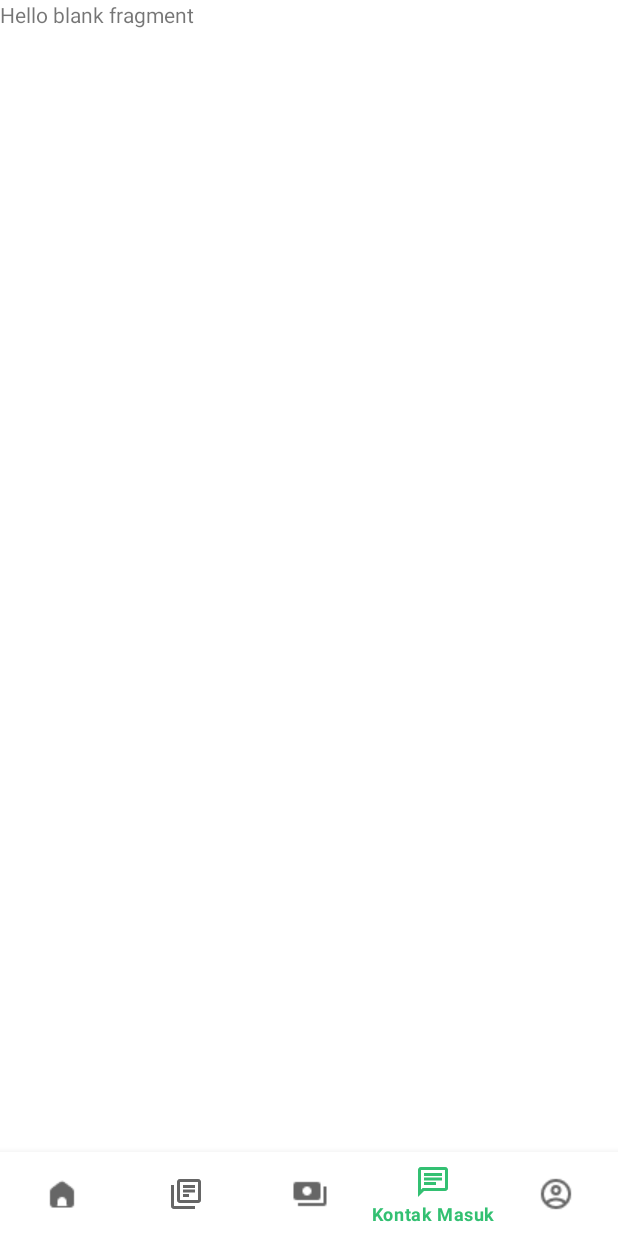
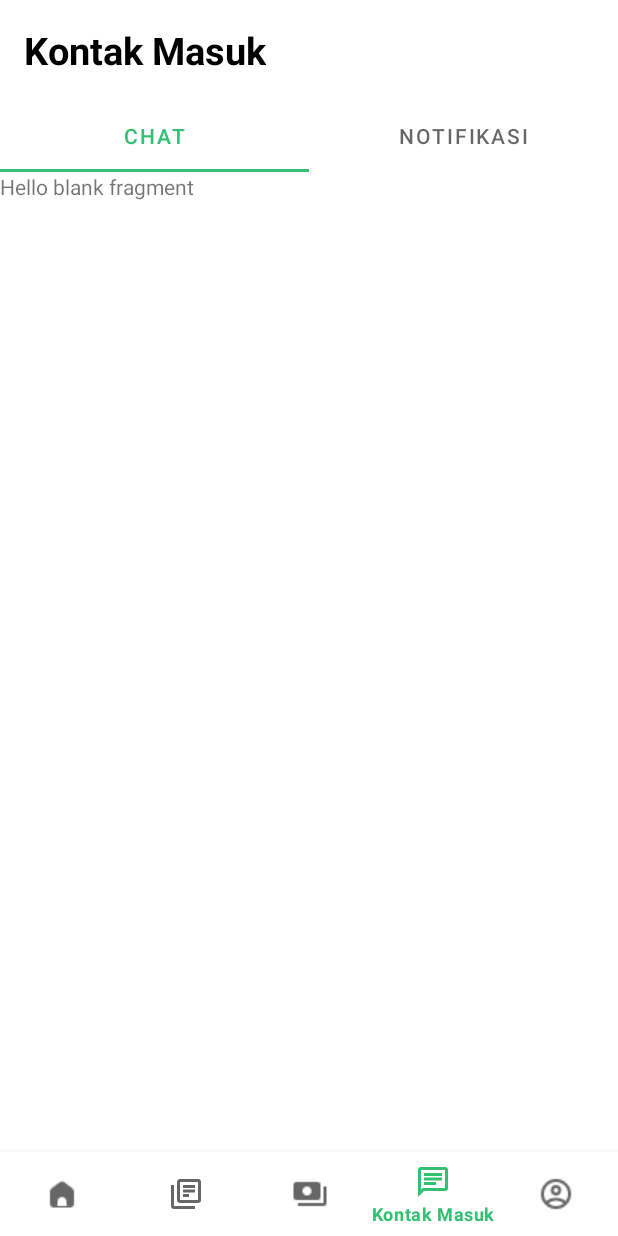
Before and after one commit to Yusuf-Sidik/Grab, an Android app: the screen it shows after launch (MainActivity), item 4 of the bottom bar chosen, on a phone screen of 412 x 824 dp. Run offline under Robolectric (Android 15) with nearby library versions, the phone set to English and light mode, and no system bars; our stand-ins replace CircleImageView, navigation-ui.

Commit message:
Menambahkan tabLayout dan viewPager2 di kontak masuk

```diff
--- /dev/null
+++ b/app/src/main/java/com/example/grab4/ui/adapter/ViewPagerAdapter2.kt
@@ -0,0 +1,21 @@
+package com.example.grab4.ui.adapter
+
+import androidx.fragment.app.Fragment
+import androidx.viewpager2.adapter.FragmentStateAdapter
+import com.example.grab4.ui.akun.ChatFragment
+import com.example.grab4.ui.akun.NotificationFragment
+
+class ViewPagerAdapter2(fragment: Fragment): FragmentStateAdapter(fragment) {
+    override fun getItemCount(): Int {
+        return 2
+    }
+
+    override fun createFragment(position: Int): Fragment {
+        var fragment: Fragment? = null
+        when (position) {
+            0 -> fragment = ChatFragment()
+            1 -> fragment = NotificationFragment()
+        }
+        return fragment as Fragment
+    }
+}
--- a/app/src/main/java/com/example/grab4/ui/akun/AkunFragment.kt
+++ b/app/src/main/java/com/example/grab4/ui/akun/AkunFragment.kt
@@ -5,6 +5,7 @@ import android.view.LayoutInflater
 import android.view.View
 import android.view.ViewGroup
 import androidx.fragment.app.Fragment
+import com.example.grab4.R
 import com.example.grab4.databinding.FragmentAkunBinding
 import com.example.grab4.ui.adapter.ViewPagerAdapter
 import com.google.android.material.tabs.TabLayoutMediator
@@ -13,6 +14,13 @@ class AkunFragment : Fragment() {
 
     private var _binding: FragmentAkunBinding? = null
     private val binding get() = _binding!!
+
+    companion object{
+        private val TAB_TITLES = intArrayOf(
+            R.string.tab_text_1,
+            R.string.tab_text_2
+        )
+    }
 
     override fun onCreateView(
         inflater: LayoutInflater, container: ViewGroup?,
@@ -28,10 +36,7 @@ class AkunFragment : Fragment() {
         // Set Adapter ke ViewPager2
         binding.viewPager.adapter = ViewPagerAdapter(this)
         TabLayoutMediator(binding.tabLayout, binding.viewPager) { tab, position ->
-            when (position) {
-                0 -> tab.text = "Dasbor"
-                1 -> tab.text = "Aktivitas"
-            }
+            tab.text = resources.getString(TAB_TITLES[position])
         }.attach()
     }
 
--- /dev/null
+++ b/app/src/main/java/com/example/grab4/ui/akun/ChatFragment.kt
@@ -0,0 +1,20 @@
+package com.example.grab4.ui.akun
+
+import android.os.Bundle
+import androidx.fragment.app.Fragment
+import android.view.LayoutInflater
+import android.view.View
+import android.view.ViewGroup
+import com.example.grab4.R
+
+class ChatFragment : Fragment() {
+
+    override fun onCreateView(
+        inflater: LayoutInflater, container: ViewGroup?,
+        savedInstanceState: Bundle?
+    ): View? {
+        // Inflate the layout for this fragment
+        return inflater.inflate(R.layout.fragment_chat, container, false)
+    }
+
+}
--- /dev/null
+++ b/app/src/main/java/com/example/grab4/ui/akun/NotificationFragment.kt
@@ -0,0 +1,20 @@
+package com.example.grab4.ui.akun
+
+import android.os.Bundle
+import androidx.fragment.app.Fragment
+import android.view.LayoutInflater
+import android.view.View
+import android.view.ViewGroup
+import com.example.grab4.R
+
+class NotificationFragment : Fragment() {
+
+    override fun onCreateView(
+        inflater: LayoutInflater, container: ViewGroup?,
+        savedInstanceState: Bundle?
+    ): View? {
+        // Inflate the layout for this fragment
+        return inflater.inflate(R.layout.fragment_notification, container, false)
+    }
+
+}
--- a/app/src/main/java/com/example/grab4/ui/kontak/KontakFragment.kt
+++ b/app/src/main/java/com/example/grab4/ui/kontak/KontakFragment.kt
@@ -6,15 +6,42 @@ import android.view.LayoutInflater
 import android.view.View
 import android.view.ViewGroup
 import com.example.grab4.R
+import com.example.grab4.databinding.FragmentKontakBinding
+import com.example.grab4.ui.adapter.ViewPagerAdapter2
+import com.google.android.material.tabs.TabLayoutMediator
 
 class KontakFragment : Fragment() {
+
+    companion object {
+        private val TAB_AKUN = intArrayOf(
+            R.string.tab_text_3,
+            R.string.tab_text_4
+        )
+    }
+
+    private var _binding: FragmentKontakBinding? = null
+    private val binding get() = _binding!!
 
     override fun onCreateView(
         inflater: LayoutInflater, container: ViewGroup?,
         savedInstanceState: Bundle?
-    ): View? {
-        // Inflate the layout for this fragment
-        return inflater.inflate(R.layout.fragment_kontak, container, false)
+    ): View {
+        _binding = FragmentKontakBinding.inflate(inflater, container, false)
+        return binding.root
+    }
+
+    override fun onViewCreated(view: View, savedInstanceState: Bundle?) {
+        super.onViewCreated(view, savedInstanceState)
+
+        binding.viewPager.adapter = ViewPagerAdapter2(this)
+        TabLayoutMediator(binding.tabLayout, binding.viewPager) { tab, position ->
+            tab.text = resources.getString(TAB_AKUN[position])
+        }.attach()
+    }
+
+    override fun onDestroyView() {
+        super.onDestroyView()
+        _binding = null
     }
 
 }
--- /dev/null
+++ b/app/src/main/res/layout/fragment_chat.xml
@@ -0,0 +1,14 @@
+<?xml version="1.0" encoding="utf-8"?>
+<FrameLayout xmlns:android="http://schemas.android.com/apk/res/android"
+    xmlns:tools="http://schemas.android.com/tools"
+    android:layout_width="match_parent"
+    android:layout_height="match_parent"
+    tools:context=".ui.akun.ChatFragment">
+
+    <!-- TODO: Update blank fragment layout -->
+    <TextView
+        android:layout_width="match_parent"
+        android:layout_height="match_parent"
+        android:text="@string/hello_blank_fragment" />
+
+</FrameLayout>
--- a/app/src/main/res/layout/fragment_kontak.xml
+++ b/app/src/main/res/layout/fragment_kontak.xml
@@ -1,14 +1,44 @@
 <?xml version="1.0" encoding="utf-8"?>
-<FrameLayout xmlns:android="http://schemas.android.com/apk/res/android"
+<androidx.constraintlayout.widget.ConstraintLayout xmlns:android="http://schemas.android.com/apk/res/android"
+    xmlns:app="http://schemas.android.com/apk/res-auto"
     xmlns:tools="http://schemas.android.com/tools"
     android:layout_width="match_parent"
     android:layout_height="match_parent"
     tools:context=".ui.kontak.KontakFragment">
 
-    <!-- TODO: Update blank fragment layout -->
-    <TextView
+    <LinearLayout
+        android:id="@+id/linearLayout4"
         android:layout_width="match_parent"
-        android:layout_height="match_parent"
-        android:text="@string/hello_blank_fragment" />
+        android:layout_height="wrap_content"
+        android:orientation="horizontal"
+        android:padding="16dp"
+        app:layout_constraintEnd_toEndOf="parent"
+        app:layout_constraintStart_toStartOf="parent"
+        app:layout_constraintTop_toTopOf="parent">
 
-</FrameLayout>
+        <TextView
+            android:id="@+id/textView17"
+            android:layout_width="wrap_content"
+            android:layout_height="wrap_content"
+            android:text="Kontak Masuk"
+            android:textColor="@color/black"
+            android:textSize="25dp"
+            android:textStyle="bold" />
+    </LinearLayout>
+
+    <com.google.android.material.tabs.TabLayout
+        android:id="@+id/tabLayout"
+        android:layout_width="match_parent"
+        android:layout_height="wrap_content"
+        app:layout_constraintEnd_toEndOf="parent"
+        app:layout_constraintStart_toStartOf="parent"
+        app:layout_constraintTop_toBottomOf="@+id/linearLayout4" />
+
+    <androidx.viewpager2.widget.ViewPager2
+        android:id="@+id/viewPager"
+        android:layout_width="match_parent"
+        android:layout_height="0dp"
+        app:layout_constraintBottom_toBottomOf="parent"
+        app:layout_constraintTop_toBottomOf="@+id/tabLayout" />
+
+</androidx.constraintlayout.widget.ConstraintLayout>
--- /dev/null
+++ b/app/src/main/res/layout/fragment_notification.xml
@@ -0,0 +1,14 @@
+<?xml version="1.0" encoding="utf-8"?>
+<FrameLayout xmlns:android="http://schemas.android.com/apk/res/android"
+    xmlns:tools="http://schemas.android.com/tools"
+    android:layout_width="match_parent"
+    android:layout_height="match_parent"
+    tools:context=".ui.akun.NotificationFragment">
+
+    <!-- TODO: Update blank fragment layout -->
+    <TextView
+        android:layout_width="match_parent"
+        android:layout_height="match_parent"
+        android:text="@string/hello_blank_fragment" />
+
+</FrameLayout>
--- a/app/src/main/res/values/strings.xml
+++ b/app/src/main/res/values/strings.xml
@@ -13,6 +13,8 @@
     <string name="content_tab_aktivitas">Ini halaman Aktivitas</string>
     <string name="tab_text_1">Dasbor</string>
     <string name="tab_text_2">Aktivitas</string>
+    <string name="tab_text_3">Chat</string>
+    <string name="tab_text_4">Notifikasi</string>
     <string name="rekomendasi_restoren_untukmu">Rekomendasi restoren untukmu</string>
     <string name="pesan_cemilan_dari">Pesan cemilan dari</string>
     <string name="info_aktivitas2_ke1">Layanan yang digunakan di 30 hari terakhir akan muncul di sini</string>
@@ -87,5 +89,4 @@
     </integer-array>
 
 
-
 </resources>
```
